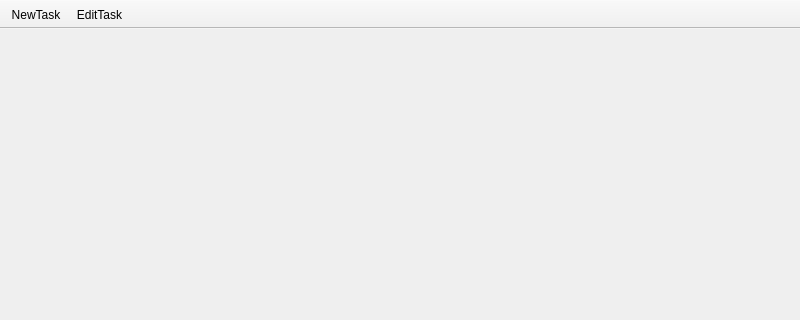
Old version of the form ui/main_window.ui in the repository funway/TransferDog; both pictures show x 0 to 800 and y 0 to 320 of the 800 by 600 pixel window.
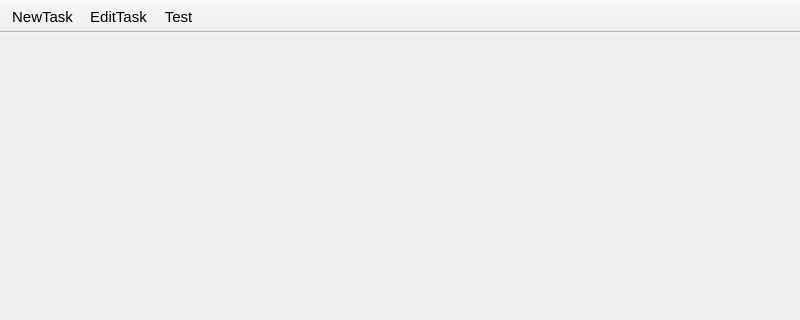
New version of the form. Icons and pictures are not drawn.

Commit message: Add a slot and add some stylesheet

The edit to the form file:
```diff
--- a/ui/main_window.ui
+++ b/ui/main_window.ui
@@ -13,6 +13,22 @@
   <property name="windowTitle">
    <string>MainWindow</string>
   </property>
+  <property name="styleSheet">
+   <string notr="true">QToolBar {
+	/* set style for QToolBar */
+}
+QToolBar QToolButton {
+	/* set style for QToolButtons in QToolBar */
+	font-size: 15px;
+}
+QToolBar QToolButton:hover {
+	border-radius: 5px;
+	background-color: qlineargradient(x1: 0, y1: 0, x2: 0, y2: 1, stop: 0 #fdfbf7, stop: 1 #cfccc7);
+}
+QToolBar QToolButton:pressed {
+	/* background-color: blue; */
+}</string>
+  </property>
   <widget class="QWidget" name="centralwidget"/>
   <widget class="QToolBar" name="toolBar">
    <property name="windowTitle">
@@ -29,6 +45,7 @@
    </attribute>
    <addaction name="actionNewTask"/>
    <addaction name="actionEditTask"/>
+   <addaction name="actionTest"/>
   </widget>
   <widget class="QStatusBar" name="statusBar"/>
   <action name="actionNewTask">
@@ -55,6 +72,11 @@
     <string>Edit a task's property</string>
    </property>
   </action>
+  <action name="actionTest">
+   <property name="text">
+    <string>Test</string>
+   </property>
+  </action>
  </widget>
  <resources/>
  <connections/>
```
The commit also changes 2 other files.
